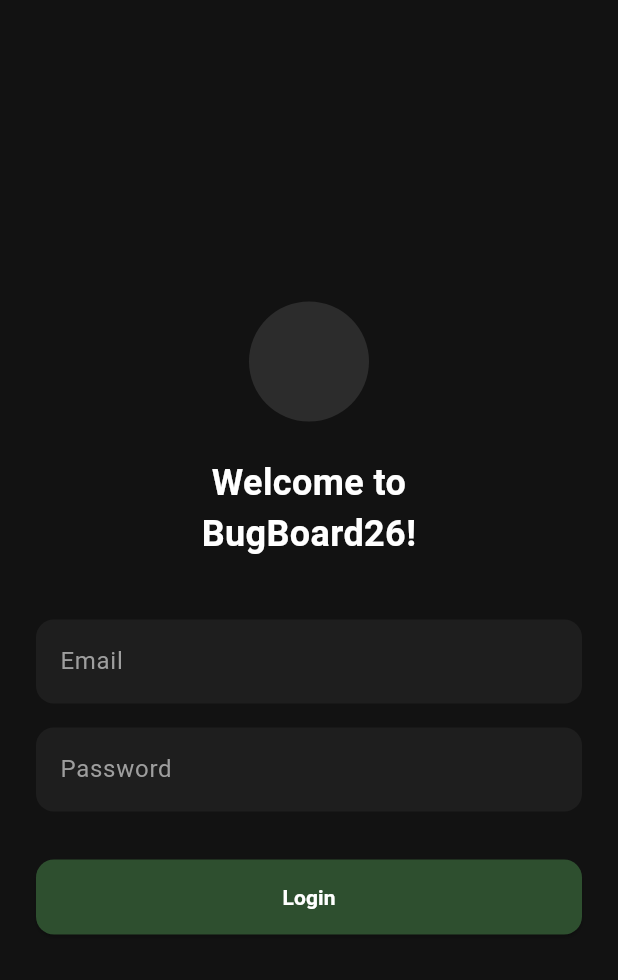
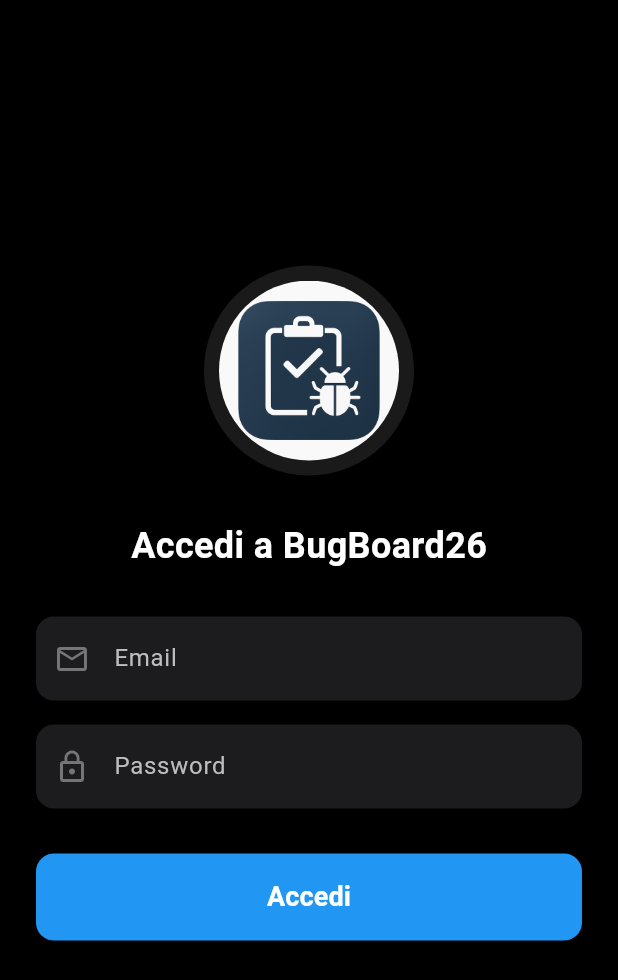
Before and after one commit to SpacebornYu/INGSW, a Flutter app: the screen it shows after launch, on a phone screen of 412 x 824 dp. Shown: the top 980 px of the screen. Run offline on Flutter 3.47's test engine with Material 3 defaults, Android fonts, the light colour scheme and no system bars; our stand-ins replace image_picker, shared_preferences.

Commit message:
modificata la schermata di login con aggiunta di app icon. Modificata la lingua dei filtri "tipo" e della tab bar. Modificato l'inserimento delle etichette e la visualizzazione delle etichette

```diff
--- a/bugboard_frontend/lib/Screens/Login_screen.dart
+++ b/bugboard_frontend/lib/Screens/Login_screen.dart
@@ -1,6 +1,6 @@
 import 'package:flutter/material.dart';
 import '../services/auth_service.dart';
-import 'dashboard_screen.dart';
+import 'dashboard_screen.dart'; // FONDAMENTALE: Importa la dashboard
 
 class LoginScreen extends StatefulWidget {
   const LoginScreen({super.key});
@@ -15,80 +15,167 @@ class _LoginScreenState extends State<LoginScreen> {
   final AuthService _authService = AuthService();
   bool _isLoading = false;
 
-  void _handleLogin() async {
-    FocusScope.of(context).unfocus();
+  void _login() async {
+    // Controllo campi vuoti
+    if (_emailController.text.trim().isEmpty || _passwordController.text.trim().isEmpty) {
+       ScaffoldMessenger.of(context).showSnackBar(const SnackBar(
+        content: Text("Inserisci email e password."),
+        backgroundColor: Colors.orange,
+      ));
+      return;
+    }
+
     setState(() => _isLoading = true);
 
-    bool success = await _authService.login(_emailController.text, _passwordController.text);
+    try {
+      final String email = _emailController.text.trim();
+      final String password = _passwordController.text.trim();
+
+      bool success = await _authService.login(email, password);
 
       if (!mounted) return;
-    setState(() => _isLoading = false);
 
       if (success) {
+        // CORREZIONE: Usiamo il push diretto, non named
         Navigator.pushReplacement(
           context,
-        MaterialPageRoute(builder: (_) => const DashboardScreen())
+          MaterialPageRoute(builder: (_) => const DashboardScreen()),
         );
       } else {
-      _showErrorDialog();
+        ScaffoldMessenger.of(context).showSnackBar(const SnackBar(
+          content: Text("Login fallito. Controlla le credenziali."),
+          backgroundColor: Colors.red,
+        ));
+      }
+    } catch (e) {
+      if (!mounted) return;
+      print("Errore di login: $e");
+      ScaffoldMessenger.of(context).showSnackBar(SnackBar(
+        content: Text("Errore di connessione: ${e.toString().split('\n')[0]}"),
+        backgroundColor: Colors.red,
+      ));
+    } finally {
+      if (mounted) {
+        setState(() => _isLoading = false);
       }
     }
-
-  void _showErrorDialog() {
-    showDialog(
-      context: context,
-      builder: (ctx) => AlertDialog(
-        backgroundColor: const Color(0xFF2C2C2C),
-        title: const Center(child: Text("Credenziali non valide", style: TextStyle(color: Colors.white, fontWeight: FontWeight.bold))),
-        content: const Text("Si prega di inserire delle credenziali valide.", textAlign: TextAlign.center, style: TextStyle(color: Colors.white70)),
-        actions: [
-          Center(child: TextButton(onPressed: () => Navigator.pop(ctx), child: const Text("Ok")))
-        ],
-      ),
-    );
   }
 
   @override
   Widget build(BuildContext context) {
     return Scaffold(
-      backgroundColor: const Color(0xFF121212),
-      body: Padding(
-        padding: const EdgeInsets.symmetric(horizontal: 24.0),
+      backgroundColor: Colors.black,
+      body: Center(
+        child: SingleChildScrollView(
+          padding: const EdgeInsets.all(24.0),
           child: Column(
             mainAxisAlignment: MainAxisAlignment.center,
             children: [
-            Container(width: 80, height: 80, decoration: const BoxDecoration(color: Color(0xFF2C2C2C), shape: BoxShape.circle)),
-            const SizedBox(height: 24),
-            const Text("Welcome to\nBugBoard26!", textAlign: TextAlign.center, style: TextStyle(color: Colors.white, fontSize: 24, fontWeight: FontWeight.bold)),
-            const SizedBox(height: 40),
-            _buildInput("Email", _emailController, false),
+              // ICONA CIRCOLARE
+              Container(
+                width: 140,
+                height: 140,
+                decoration: const BoxDecoration(
+                  shape: BoxShape.circle,
+                  color: Colors.white10,
+                ),
+                child: Padding(
+                  padding: const EdgeInsets.all(10.0),
+                  child: ClipOval(
+                    child: Image.asset(
+                      'assets/images/app_logo.png',
+                      fit: BoxFit.cover,
+                      // Aggiungiamo un gestore errori nel caso l'immagine non ci sia
+                      errorBuilder: (context, error, stackTrace) => const Icon(Icons.bug_report, size: 70, color: Colors.white),
+                    ),
+                  ),
+                ),
+              ),
+
+              const SizedBox(height: 30),
+              const Text(
+                'Accedi a BugBoard26',
+                style: TextStyle(
+                  color: Colors.white,
+                  fontSize: 24,
+                  fontWeight: FontWeight.bold,
+                ),
+              ),
+              const SizedBox(height: 30),
+
+              _buildInputField(
+                controller: _emailController,
+                label: 'Email',
+                icon: Icons.email_outlined,
+                keyboardType: TextInputType.emailAddress,
+              ),
               const SizedBox(height: 16),
-            _buildInput("Password", _passwordController, true),
-            const SizedBox(height: 32),
+              _buildInputField(
+                controller: _passwordController,
+                label: 'Password',
+                icon: Icons.lock_outline,
+                obscureText: true,
+              ),
+              const SizedBox(height: 30),
+
               SizedBox(
                 width: double.infinity,
-              height: 50,
                 child: ElevatedButton(
-                style: ElevatedButton.styleFrom(backgroundColor: const Color(0xFF2E4F2F), shape: RoundedRectangleBorder(borderRadius: BorderRadius.circular(12))),
-                onPressed: _isLoading ? null : _handleLogin,
-                child: _isLoading ? const CircularProgressIndicator(color: Colors.white) : const Text("Login", style: TextStyle(color: Colors.white, fontWeight: FontWeight.bold))
+                  onPressed: _isLoading ? null : _login,
+                  style: ElevatedButton.styleFrom(
+                    backgroundColor: Colors.blue,
+                    padding: const EdgeInsets.symmetric(vertical: 16),
+                    shape: RoundedRectangleBorder(borderRadius: BorderRadius.circular(12)),
+                  ),
+                  child: _isLoading
+                      ? const SizedBox(
+                          width: 24,
+                          height: 24,
+                          child: CircularProgressIndicator(
+                            color: Colors.white,
+                            strokeWidth: 2,
+                          ),
                         )
+                      : const Text(
+                          'Accedi',
+                          style: TextStyle(fontSize: 18, color: Colors.white, fontWeight: FontWeight.bold),
                         ),
+                ),
+              ),
+              const SizedBox(height: 20),
             ],
+          ),
         ),
       ),
     );
   }
 
-  Widget _buildInput(String hint, TextEditingController ctrl, bool isPass) {
+  Widget _buildInputField({
+    required TextEditingController controller,
+    required String label,
+    required IconData icon,
+    TextInputType keyboardType = TextInputType.text,
+    bool obscureText = false,
+  }) {
     return TextField(
-      controller: ctrl,
-      obscureText: isPass,
+      controller: controller,
       style: const TextStyle(color: Colors.white),
+      keyboardType: keyboardType,
+      obscureText: obscureText,
       decoration: InputDecoration(
-        hintText: hint, hintStyle: const TextStyle(color: Colors.grey),
-        filled: true, fillColor: const Color(0xFF1E1E1E),
-        border: OutlineInputBorder(borderRadius: BorderRadius.circular(12), borderSide: BorderSide.none),
+        labelText: label,
+        labelStyle: TextStyle(color: Colors.grey.shade400),
+        prefixIcon: Icon(icon, color: Colors.grey.shade600),
+        filled: true,
+        fillColor: const Color(0xFF1C1C1E),
+        border: OutlineInputBorder(
+          borderRadius: BorderRadius.circular(12),
+          borderSide: BorderSide.none,
+        ),
+        focusedBorder: OutlineInputBorder(
+          borderRadius: BorderRadius.circular(12),
+          borderSide: const BorderSide(color: Colors.blue, width: 1.5),
+        ),
       ),
     );
   }
--- a/bugboard_frontend/pubspec.yaml
+++ b/bugboard_frontend/pubspec.yaml
@@ -61,6 +61,10 @@ flutter:
   # the material Icons class.
   uses-material-design: true
 
+
+  assets:
+    - assets/images/
+
   # To add assets to your application, add an assets section, like this:
   # assets:
   #   - images/a_dot_burr.jpeg
```
Also changed, not shown: bugboard_frontend/lib/Screens/create_issue_screen.dart (+65 -8 lines), bugboard_frontend/lib/Screens/dashboard_screen.dart (+33 -35 lines), bugboard_frontend/lib/Screens/issue_detail_screen.dart (+64 -39 lines), bugboard_frontend/lib/services/issue_service.dart (+11 -12 lines), bugboard_frontend/assets/images/app_logo.png (added), 2 other files. Lines whose indentation alone changed are shown as unchanged.
